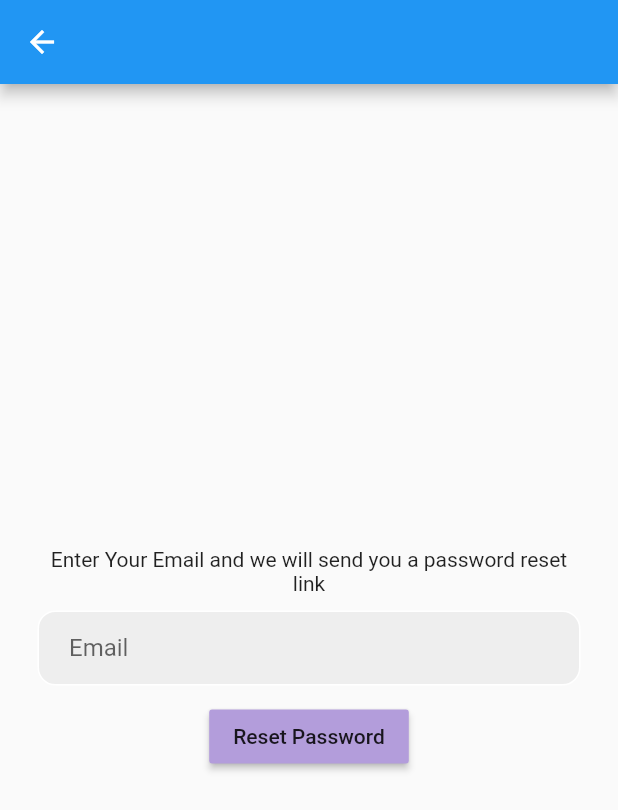
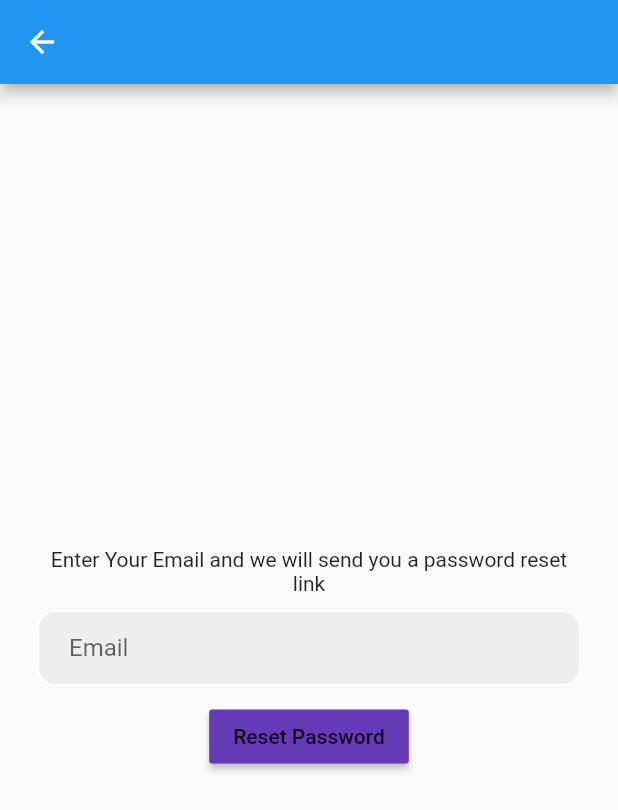
Before and after one commit to mehmetcannn0/not_defteri, a Flutter app: the ForgotPassword screen opened directly, on a phone screen of 412 x 824 dp. Shown: the top 810 px of the screen. Run offline on Flutter 3.47's test engine with Material 2 defaults, Android fonts, the phone set to English and light mode, and no system bars; our stand-ins replace cloud_firestore, cool_alert, firebase_auth, firebase_core, google_fonts; accounts and stored records are empty.

Commit message:
renkler duzenlendi

```diff
--- a/lib/pages/forgot_password_page.dart
+++ b/lib/pages/forgot_password_page.dart
@@ -77,8 +77,8 @@ class _ForgotPasswordState extends State<ForgotPassword> {
               padding: const EdgeInsets.symmetric(horizontal: 25.0),
               child: Container(
                 decoration: BoxDecoration(
-                    color: Colors.grey[200],
-                    border: Border.all(color: Colors.white),
+                    color: Theme.of(context).dialogBackgroundColor,
+                    border: Border.all(color: Theme.of(context).primaryColor),
                     borderRadius: BorderRadius.circular(12)),
                 child: Padding(
                   padding: const EdgeInsets.only(left: 20.0),
@@ -99,7 +99,7 @@ class _ForgotPasswordState extends State<ForgotPassword> {
             MaterialButton(
               onPressed: passwordReset,
               child: const Text("Reset Password"),
-              color: Colors.deepPurple[200],
+              color: Theme.of(context).buttonColor,
             ),
           ],
         ),
```
